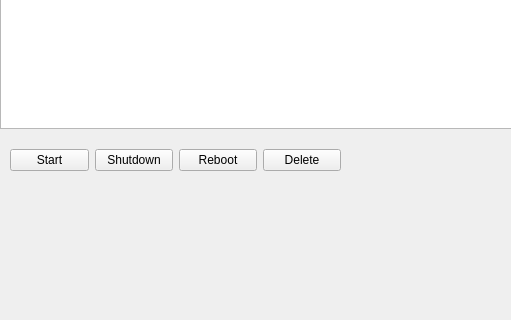
The window that yakumo-gui/mainwindow.ui (3shouo/yakumo) describes before a commit, drawn with Qt 5; both pictures show x 0 to 511 and y 162 to 482 of the 800 by 600 pixel window.
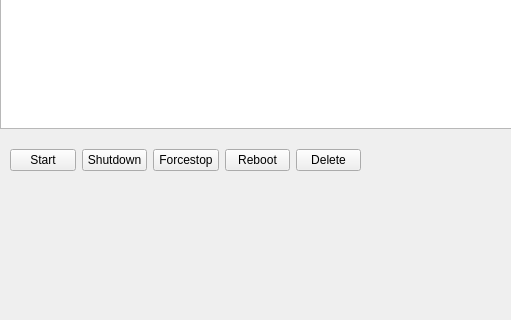
The same window after the commit.

Commit message: feat(vm): add forceStop functionality

The edit to the form file:
```diff
--- a/yakumo-gui/mainwindow.ui
+++ b/yakumo-gui/mainwindow.ui
@@ -59,7 +59,7 @@
      <rect>
       <x>10</x>
       <y>300</y>
-      <width>331</width>
+      <width>351</width>
       <height>45</height>
      </rect>
     </property>
@@ -80,6 +80,13 @@
          </property>
         </widget>
        </item>
+       <item>
+        <widget class="QPushButton" name="forceStopButton">
+         <property name="text">
+          <string>Forcestop</string>
+         </property>
+        </widget>
+       </item>
        <item>
         <widget class="QPushButton" name="rebootButton">
          <property name="text">
```
The commit also changes 4 other files.
